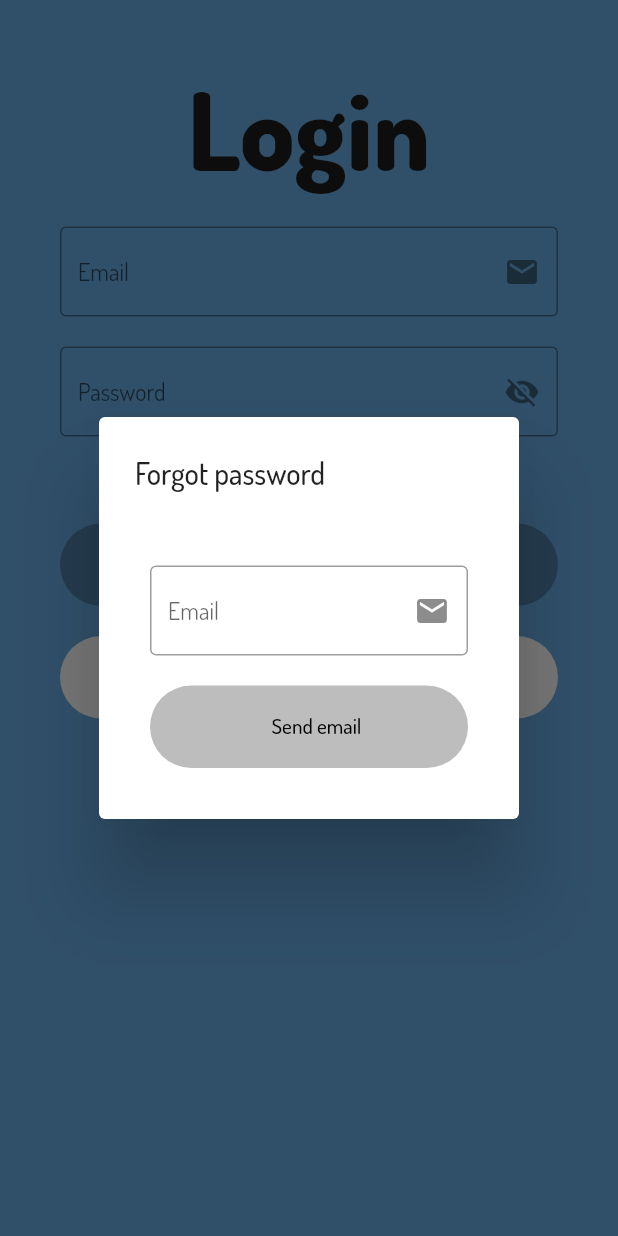
After one commit to emcee3/SalleMaps, a Flutter app: the screen it shows after launch, after a tap on "Forgot password?", on a phone screen of 412 x 824 dp. The commit adds this screen. Run offline on Flutter 3.47's test engine with Material 2 defaults, Android fonts, the phone set to English and light mode, and no system bars; our stand-ins replace firebase_auth, firebase_core, flutter_colorpicker, google_maps_flutter, location; missing offline and left inert: expandable_bottom_sheet; accounts and stored records are empty.

Commit message:
Multiproviders and sendEmailResetPassword implemented

```diff
--- a/lib/main.dart
+++ b/lib/main.dart
@@ -5,6 +5,7 @@ import 'package:salle_maps/views/login_screen.dart';
 import 'package:salle_maps/views/profile_screen.dart';
 import 'package:salle_maps/views/register_screen.dart';
 import 'package:firebase_core/firebase_core.dart';
+import 'package:provider/provider.dart';
 
 import 'views/home_screen.dart';
 
@@ -19,7 +20,16 @@ class MyApp extends StatelessWidget {
 
   @override
   Widget build(BuildContext context) {
-    return MaterialApp(
+    return MultiProvider(
+      providers: [
+        Provider<AuthService>(
+          create: (_) => AuthService(FirebaseAuth.instance),
+        ),
+        StreamProvider(
+          create: (context) => context.read<AuthService>().authState,
+        )
+      ],
+      child: MaterialApp(
         title: Global.title,
         theme: ThemeData(
           fontFamily: 'Dosis',
@@ -51,6 +61,7 @@ class MyApp extends StatelessWidget {
           '/home': (context) => HomeScreen(),
           '/profile': (context) => ProfileScreen(),
         },
+      ),
     );
   }
 }
--- a/lib/services/auth.dart
+++ b/lib/services/auth.dart
@@ -1,11 +1,16 @@
 import 'package:firebase_auth/firebase_auth.dart';
-import 'package:google_sign_in/google_sign_in.dart';
 import 'package:salle_maps/services/globals.dart';
 
 class AuthService {
+  final FirebaseAuth _auth;
+
+  AuthService(this._auth);
+
+  Stream<User> get authState => _auth.authStateChanges();
+
   Future<String> signUp(String email, String password) async {
     try {
-      await FirebaseAuth.instance.createUserWithEmailAndPassword(
+      await _auth.createUserWithEmailAndPassword(
         email: email,
         password: password,
       );
@@ -28,7 +33,7 @@ class AuthService {
   Future<UserCredential> signIn(String email, String password) async {
     try {
       UserCredential userCredential =
-          await FirebaseAuth.instance.signInWithEmailAndPassword(
+          await _auth.signInWithEmailAndPassword(
         email: email,
         password: password,
       );
@@ -63,8 +68,22 @@ class AuthService {
     return await _auth.signInWithCredential(credential);
   }*/
 
+  Future<String> sendPasswordResetEmail(String email) async {
+    try {
+      await _auth.sendPasswordResetEmail(email: email);
+      return Global.sendSuccess;
+    } on FirebaseAuthException catch (e) {
+      if (e.code == Global.invalidEmailError) {
+        print('Invalid email.');
+      } else if (e.code == Global.userNotFoundError) {
+        print('No user found for that email.');
+      }
+      return e.code;
+    }
+  }
+
   /// Sign out
   Future<void> signOut() {
-    return FirebaseAuth.instance.signOut();
+    return _auth.signOut();
   }
 }
--- a/lib/services/globals.dart
+++ b/lib/services/globals.dart
@@ -12,6 +12,12 @@ class Global {
   static const String signUpErrorEmail = 'email-already-in-use';
   static const String signUpError = 'unclassified-error';
 
+  // SendLinkResetPassword
+  static const String sendSuccess = 'send-success';
+  static const String invalidEmailError = 'invalid-email';
+  static const String userNotFoundError = 'user-not-found';
+
+
   // Theme
   static const String lightTheme = 'light';
   static const String darkTheme = 'dark';
--- a/lib/views/login_screen.dart
+++ b/lib/views/login_screen.dart
@@ -1,7 +1,9 @@
 import 'package:firebase_auth/firebase_auth.dart';
 import 'package:flutter/material.dart';
 import 'package:flutter/services.dart';
+import 'package:provider/provider.dart';
 import 'package:salle_maps/services/services.dart';
+import 'file:///C:/Users/andre/AndroidStudioProjects/SalleMaps/lib/widgets/forgot_password_dialog.dart';
 
 class LoginScreen extends StatefulWidget {
   LoginScreen({Key key}) : super(key: key);
@@ -11,8 +13,6 @@ class LoginScreen extends StatefulWidget {
 }
 
 class _LoginScreen extends State<LoginScreen> {
-  AuthService auth = AuthService();
-
   final _formKey = GlobalKey<FormState>();
 
   var _emailCntlr = TextEditingController();
@@ -76,7 +76,13 @@ class _LoginScreen extends State<LoginScreen> {
                     child: Row(
                       mainAxisAlignment: MainAxisAlignment.spaceEvenly,
                       children: [
-                        Text('Forgot password?'),
+                        GestureDetector(
+                          child: Text('Forgot password?'),
+                          onTap: () {
+                            showDialog(
+                                context: context,
+                                builder: (_) => ForgotPasswordDialog());                          },
+                        ),
                         GestureDetector(
                           child: Text('Don\'t have an account?'),
                           onTap: () {
@@ -98,8 +104,9 @@ class _LoginScreen extends State<LoginScreen> {
                         color: Colors.black26,
                         onPressed: () async {
                           if (_formKey.currentState.validate()) {
-                            UserCredential userCredential = await auth.signIn(
-                                _emailCntlr.text, _passCntlr.text);
+                            UserCredential userCredential = await context
+                                .read<AuthService>()
+                                .signIn(_emailCntlr.text, _passCntlr.text);
                             if (userCredential != null) {
                               if (userCredential.user != null) {
                                 Navigator.pushReplacementNamed(
--- a/lib/views/register_screen.dart
+++ b/lib/views/register_screen.dart
@@ -1,5 +1,6 @@
 import 'package:flutter/material.dart';
 import 'package:flutter/services.dart';
+import 'package:provider/provider.dart';
 
 import '../utils/utils.dart';
 
@@ -17,8 +18,6 @@ class _RegisterScreen extends State<RegisterScreen> {
   var _emailCntlr = TextEditingController();
   var _passCntlr = TextEditingController();
   var _confirmPassCntlr = TextEditingController();
-
-  AuthService auth = AuthService();
 
   @override
   Widget build(BuildContext context) {
@@ -102,7 +101,7 @@ class _RegisterScreen extends State<RegisterScreen> {
                         onPressed: () async {
                           if (_formKey.currentState.validate()) {
                             if (_passCntlr.text == _confirmPassCntlr.text) {
-                              final res = await auth.signUp(
+                              final res = await context.read<AuthService>().signUp(
                                   _emailCntlr.text, _passCntlr.text);
                               switch (res) {
                                 case Global.signUpSuccess:
--- /dev/null
+++ b/lib/widgets/forgot_password_dialog.dart
@@ -0,0 +1,89 @@
+import 'package:flutter/material.dart';
+import 'package:provider/provider.dart';
+import 'package:salle_maps/services/services.dart';
+
+class ForgotPasswordDialog extends StatelessWidget {
+  final _formKey = GlobalKey<FormState>();
+  final _emailController = TextEditingController();
+
+  @override
+  Widget build(BuildContext context) {
+    return AlertDialog(
+      title: Text('Forgot password'),
+      content: Form(
+      key: _formKey,
+      child: SingleChildScrollView(
+        child: Padding(
+          padding: const EdgeInsets.all(10.0),
+          child: Column(
+            mainAxisSize: MainAxisSize.max,
+            mainAxisAlignment: MainAxisAlignment.center,
+            children: [
+              Padding(
+                padding: const EdgeInsets.only(top: 20.0),
+                child: TextFormField(
+                  controller: _emailController,
+                  keyboardType: TextInputType.emailAddress,
+                  decoration: InputDecoration(
+                    hintText: 'Email',
+                    suffixIcon: Icon(Icons.mail), // Add onTap
+                    border: const OutlineInputBorder(),
+                  ),
+                  validator: (value) =>
+                  value.isEmpty ? 'Please, enter your email.' : null,
+                ),
+              ),
+              Padding(
+                padding: const EdgeInsets.only(top: 20.0),
+                child: SizedBox(
+                  width: double.infinity,
+                  height: 55,
+                  child: FlatButton(
+                    splashColor: Colors.grey,
+                    shape: RoundedRectangleBorder(
+                        borderRadius: BorderRadius.circular(40)),
+                    color: Colors.black26,
+                    onPressed: () async {
+                      if (_formKey.currentState.validate()) {
+                        String res = await context.read<AuthService>().sendPasswordResetEmail(_emailController.text.trim());
+                        switch(res) {
+                          case Global.sendSuccess:
+                            Navigator.pop(context);
+                            break;
+                          case Global.invalidEmailError:
+                            ScaffoldMessenger.of(context).showSnackBar(
+                              SnackBar(
+                                content: Text('Invalid mail.'),
+                                backgroundColor: Colors.red,
+                              ),
+                            );
+                            break;
+                          case Global.userNotFoundError:
+                            ScaffoldMessenger.of(context).showSnackBar(
+                              SnackBar(
+                                content: Text('No user found for that mail.'),
+                                backgroundColor: Colors.red,
+                              ),
+                            );
+                            break;
+                        }
+                      }
+                    },
+                    child: Padding(
+                      padding: const EdgeInsets.only(left: 10.0),
+                      child: Text(
+                        'Send email',
+                        style: Theme.of(context).textTheme.bodyText1,
+                      ),
+                    ),
+                  ),
+                ),
+              ),
+            ],
+          ),
+        ),
+      ),
+    ),
+    );
+  }
+}
```
Also changed, not shown: lib/views/profile_screen.dart (+78 -0 lines). Lines whose indentation alone changed are shown as unchanged.
